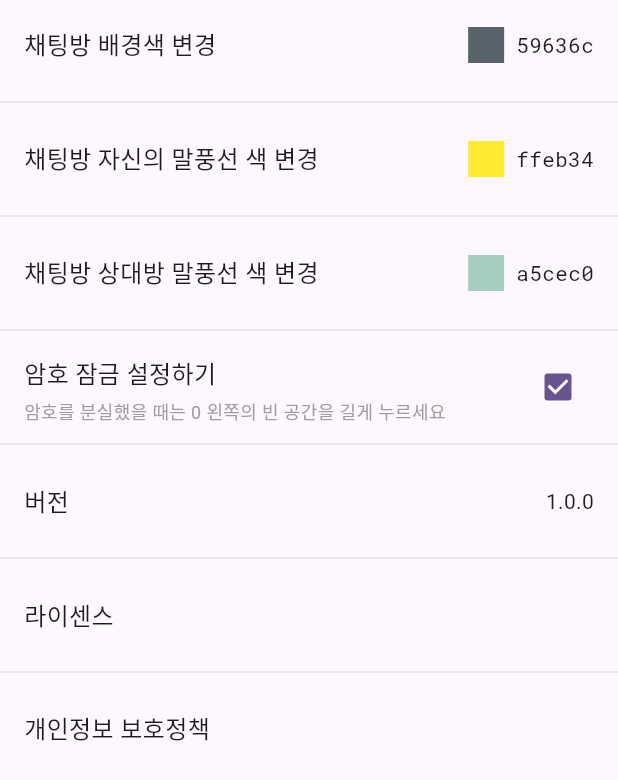
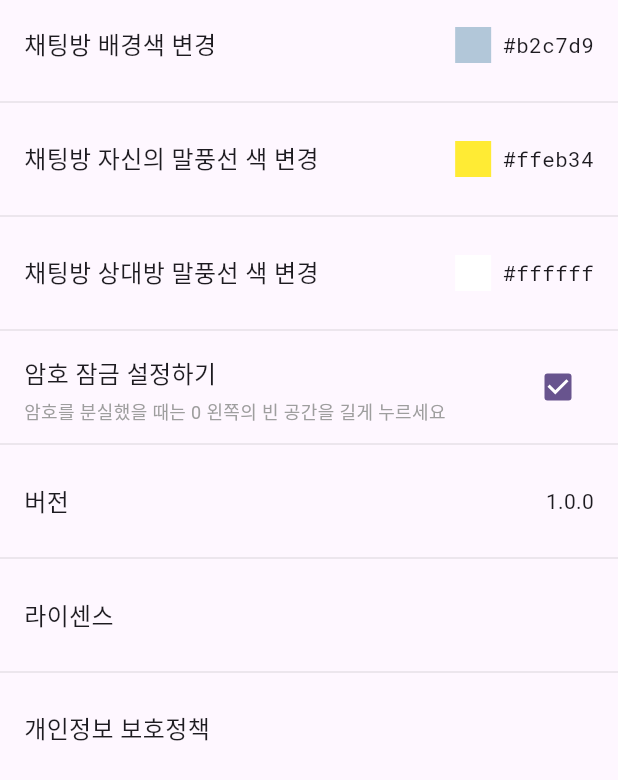
Before and after one commit to mmol93/flutter_self_talk, a Flutter app: the SettingListScreen widget shown alone on an empty page, opened directly, on a phone screen of 412 x 824 dp. Shown: the top 780 px of the screen. Run offline on Flutter 3.47's test engine with Material 3 defaults, Android fonts, the phone set to English and light mode, and no system bars; our stand-ins replace flutter_chat_bubble, flutter_colorpicker, flutter_html, flutter_riverpod, flutter_svg, fluttertoast and 7 more; accounts and stored records are empty.

Commit message:
1. Setting에서 배경색, 말풍선 색을 변경할 수 있는 기능 추가

```diff
--- a/lib/colors/default_color.dart
+++ b/lib/colors/default_color.dart
@@ -1,9 +1,11 @@
 import 'package:flutter/material.dart';
 
-const defaultBackground = Color.fromRGBO(178, 199, 217, 1);
+const defaultBackgroundColor = Color.fromRGBO(178, 199, 217, 1);
 const defaultAppbarColor = Color.fromRGBO(103, 123, 172, 1);
 const defaultYellow = Color.fromRGBO(253, 216, 1, 1);
 const defaultProfileBackground = Color.fromRGBO(127, 189, 174, 1);
 const defaultProfileBackground2 = Color.fromRGBO(198, 212, 223, 1);
 const defaultGrayBackground = Color.fromRGBO(211, 213, 208, 1);
 const defaultBrown = Color(0xFF391D1D);
+const defaultOthersMessageColor =  Color(0xFFFFFFFF);
+const defaultMyMessageColor = Color(0xFFffeb34);
--- /dev/null
+++ b/lib/extensions/color_ext.dart
@@ -0,0 +1,21 @@
+import 'dart:ui';
+
+extension ColorToHex on Color {
+  /// Converts a Color object to a hex color string
+  ///
+  /// Returns the color in the format '#RRGGBB' or '#AARRGGBB' if alpha is not fully opaque
+  String toHexText() {
+    // If the color is fully opaque, use the shorter '#RRGGBB' format
+    if (alpha == 255) {
+      return '#${red.toRadixString(16).padLeft(2, '0')}'
+          '${green.toRadixString(16).padLeft(2, '0')}'
+          '${blue.toRadixString(16).padLeft(2, '0')}';
+    }
+
+    // If the color has transparency, include the alpha channel
+    return '#${alpha.toRadixString(16).padLeft(2, '0')}'
+        '${red.toRadixString(16).padLeft(2, '0')}'
+        '${green.toRadixString(16).padLeft(2, '0')}'
+        '${blue.toRadixString(16).padLeft(2, '0')}';
+  }
+}
--- a/lib/extensions/string_ext.dart
+++ /dev/null
@@ -1,21 +0,0 @@
-import 'dart:ui';
-
-extension ColorExtension on String {
-  /// String 헥스 컬러를 Color로 변환하는 확장 함수
-  Color? toColor() {
-    if (isEmpty) return null;
-
-    // #으로 시작하면 제거
-    var hexColor = replaceAll("#", "");
-
-    // 6자리가 아니면 null 반환
-    if (hexColor.length != 6) return null;
-
-    // 0xFF + 헥스코드로 변환
-    try {
-      return Color(int.parse("0xFF$hexColor"));
-    } catch (e) {
-      return null;
-    }
-  }
-}
--- a/lib/models/setting.dart
+++ b/lib/models/setting.dart
@@ -1,17 +1,19 @@
+import 'dart:ui';
+
 class Setting {
   final String mainTitle;
   final String? subTitle;
   final Function()? clickEvent;
   final String? statusText;
   final bool? isCheckbox;
-  final String? colorCode;
+  final Color? color;
 
   Setting({
     this.subTitle,
     this.statusText,
     this.isCheckbox,
     this.clickEvent,
-    this.colorCode,
+    this.color,
     required this.mainTitle,
   });
 }
--- /dev/null
+++ b/lib/models/setting_color.dart
@@ -0,0 +1,13 @@
+import 'dart:ui';
+
+class SettingColor {
+  final Color backgroundColor;
+  final Color myMessageColor;
+  final Color othersMessageColor;
+
+  SettingColor({
+    required this.backgroundColor,
+    required this.myMessageColor,
+    required this.othersMessageColor,
+  });
+}
--- a/lib/screens/chat/chat_screen.dart
+++ b/lib/screens/chat/chat_screen.dart
@@ -537,9 +537,9 @@ class _ChatScreenState extends ConsumerState<ChatScreen> {
     me = targetChatData.chatMembers.firstWhere((friend) => friend.me == 1);
 
     return Scaffold(
-      backgroundColor: defaultBackground,
+      backgroundColor: defaultBackgroundColor,
       appBar: AppBar(
-        backgroundColor: defaultBackground,
+        backgroundColor: defaultBackgroundColor,
         title: Row(
           children: [
             ConstrainedBox(
--- a/lib/screens/setting/setting_list_screen.dart
+++ b/lib/screens/setting/setting_list_screen.dart
@@ -1,29 +1,101 @@
 import 'package:flutter/material.dart';
+import 'package:flutter_riverpod/flutter_riverpod.dart';
+import 'package:self_talk/colors/default_color.dart';
 import 'package:self_talk/models/setting.dart';
+import 'package:self_talk/models/setting_color.dart';
+import 'package:self_talk/utils/Constants.dart';
+import 'package:self_talk/viewModel/setting_viewModel.dart';
+import 'package:self_talk/widgets/dialog/color_picker_dialog.dart';
 import 'package:self_talk/widgets/setting/item_setting.dart';
 
-class SettingListScreen extends StatelessWidget {
-  SettingListScreen({super.key});
+class SettingListScreen extends ConsumerStatefulWidget {
+  const SettingListScreen({super.key});
+
+  @override
+  ConsumerState<SettingListScreen> createState() => _SettingListScreenState();
+}
+
+class _SettingListScreenState extends ConsumerState<SettingListScreen> {
+  late SettingViewmodel _settingViewModel;
+  SettingColor? _settingColor;
 
   // 설정 화면에 들어갈 리스트 아이템들
-  final List<Setting> settingItemList = [
+  List<Setting> settingItemList = [];
+
+  void updateSettingList() {
+    settingItemList = [
       // TODO: 각각 항목에 대한 클릭 이벤트 및 표시 기능 추가하기
-    Setting(mainTitle: "채팅방 배경색 변경", clickEvent: () {}, colorCode: "59636c"),
-    Setting(mainTitle: "채팅방 자신의 말풍선 색 변경", clickEvent: () {}, colorCode: "ffeb34"),
-    Setting(mainTitle: "채팅방 상대방 말풍선 색 변경", clickEvent: () {}, colorCode: "a5cec0"),
+      Setting(
+        mainTitle: "채팅방 배경색 변경",
+        clickEvent: () async {
+          Color? pickedColor = await showColorPicker(
+            context: context,
+            initColor: _settingColor?.backgroundColor ?? defaultBackgroundColor,
+            type: backgroundColorKey
+          );
+          if (pickedColor != null) {
+            _settingViewModel.setBackgroundColor(pickedColor);
+          }
+        },
+        color: _settingColor?.backgroundColor ?? defaultBackgroundColor,
+      ),
+      Setting(
+        mainTitle: "채팅방 자신의 말풍선 색 변경",
+        clickEvent: () async {
+          Color? pickedColor = await showColorPicker(
+              context: context,
+              initColor: _settingColor?.myMessageColor ?? defaultMyMessageColor,
+              type: myMessageColorKey
+          );
+          if (pickedColor != null) {
+            _settingViewModel.setMyMessageColor(pickedColor);
+          }
+        },
+        color: _settingColor?.myMessageColor ?? defaultMyMessageColor,
+      ),
+      Setting(
+        mainTitle: "채팅방 상대방 말풍선 색 변경",
+        clickEvent: () async {
+          Color? pickedColor = await showColorPicker(
+              context: context,
+              initColor: _settingColor?.othersMessageColor ?? defaultOthersMessageColor,
+              type: othersMessageColorKey
+          );
+          if (pickedColor != null) {
+            _settingViewModel.setOthersMessageColor(pickedColor);
+          }
+        },
+        color: _settingColor?.othersMessageColor ?? defaultOthersMessageColor,
+      ),
       Setting(
         mainTitle: "암호 잠금 설정하기",
         subTitle: "암호를 분실했을 때는 0 왼쪽의 빈 공간을 길게 누르세요",
         isCheckbox: false,
-        clickEvent: () {}),
-    Setting(mainTitle: "버전", statusText: "1.0.0"),
-    Setting(mainTitle: "라이센스", clickEvent: () {}),
-    Setting(mainTitle: "개인정보 보호정책", clickEvent: () {}),
+        clickEvent: () {},
+      ),
+      Setting(
+        mainTitle: "버전",
+        statusText: "1.0.0",
+      ),
+      Setting(
+        mainTitle: "라이센스",
+        clickEvent: () {},
+      ),
+      Setting(
+        mainTitle: "개인정보 보호정책",
+        clickEvent: () {},
+      ),
     ];
+  }
 
   @override
   Widget build(BuildContext context) {
-    return ListView.separated(
+    _settingViewModel = ref.watch(settingViewModelProvider.notifier);
+    _settingColor = ref.watch(settingViewModelProvider);
+    updateSettingList();
+
+    return settingItemList.isNotEmpty
+        ? ListView.separated(
             shrinkWrap: true,
             itemBuilder: (context, index) {
               return ItemSetting(
@@ -32,7 +104,7 @@ class SettingListScreen extends StatelessWidget {
                 clickEvent: settingItemList[index].clickEvent,
                 statusText: settingItemList[index].statusText,
                 isCheckbox: settingItemList[index].isCheckbox,
-          colorCode: settingItemList[index].colorCode,
+                color: settingItemList[index].color,
               );
             },
             separatorBuilder: (context, index) => Divider(
@@ -40,6 +112,7 @@ class SettingListScreen extends StatelessWidget {
               thickness: 0.5,
             ),
             itemCount: settingItemList.length,
-    );
+          )
+        : const Placeholder();
   }
 }
--- a/lib/utils/Constants.dart
+++ b/lib/utils/Constants.dart
@@ -1,2 +1,5 @@
 const profileImgWidth = 44.0;
 const profileImgHeight = 44.0;
+const backgroundColorKey = "backgroundColor";
+const myMessageColorKey = "myMessageColor";
+const othersMessageColorKey = "otherMessageColor";
--- a/lib/widgets/common/utils.dart
+++ b/lib/widgets/common/utils.dart
@@ -1,6 +1,7 @@
 import 'package:flutter/material.dart';
 import 'package:fluttertoast/fluttertoast.dart';
 
+/// Toase 메시지 보여주기
 void showToast(String message) {
   Fluttertoast.showToast(
     msg: message,
--- a/lib/widgets/setting/item_setting.dart
+++ b/lib/widgets/setting/item_setting.dart
@@ -1,5 +1,5 @@
 import 'package:flutter/material.dart';
-import 'package:self_talk/extensions/string_ext.dart';
+import 'package:self_talk/extensions/color_ext.dart';
 
 class ItemSetting extends StatefulWidget {
   final String mainTitle;
@@ -7,14 +7,14 @@ class ItemSetting extends StatefulWidget {
   final Function()? clickEvent;
   final String? statusText;
   final bool? isCheckbox;
-  final String? colorCode;
+  final Color? color;
 
   const ItemSetting({
     super.key,
     this.subTitle,
     this.statusText,
     this.isCheckbox,
-    this.colorCode,
+    this.color,
     this.clickEvent,
     required this.mainTitle,
   });
@@ -25,12 +25,10 @@ class ItemSetting extends StatefulWidget {
 
 class _ItemSettingState extends State<ItemSetting> {
   bool? checkBoxStatus;
-  Color? currentColor;
 
   @override
   void initState() {
     checkBoxStatus = widget.isCheckbox != null;
-    currentColor = widget.colorCode?.toColor();
     super.initState();
   }
 
@@ -78,16 +76,16 @@ class _ItemSettingState extends State<ItemSetting> {
                     Text(widget.statusText!)
                   else if (widget.isCheckbox != null)
                     Checkbox(value: checkBoxStatus, onChanged: _test)
-                  else if (currentColor != null)
+                  else if (widget.color != null)
                     Container(
                       width: 24,
                       height: 24,
-                      color: currentColor,
+                      color: widget.color,
                       margin: const EdgeInsets.symmetric(horizontal: 8),
                     ),
-                  if (widget.colorCode != null)
+                  if (widget.color != null)
                     Text(
-                      widget.colorCode!,
+                      widget.color!.toHexText(),
                       style: const TextStyle(fontFamily: 'RobotoMono'),
                     )
                 ],
--- a/pubspec.yaml
+++ b/pubspec.yaml
@@ -91,6 +91,9 @@ dependencies:
   # flutter_html - https://pub.dev/packages/flutter_html/install
   flutter_html: ^3.0.0-beta.2
 
+  # flutter_colorpicker - https://pub.dev/packages/flutter_colorpicker/install
+  flutter_colorpicker: ^1.1.0
+
 dev_dependencies:
   flutter_test:
     sdk: flutter
```
Also changed, not shown: lib/repository/setting_repository.dart (added, +83 -0 lines), lib/viewModel/setting_viewModel.dart (+44 -0 lines), lib/widgets/dialog/color_picker_dialog.dart (added, +71 -0 lines). Lines whose indentation alone changed are shown as unchanged.
